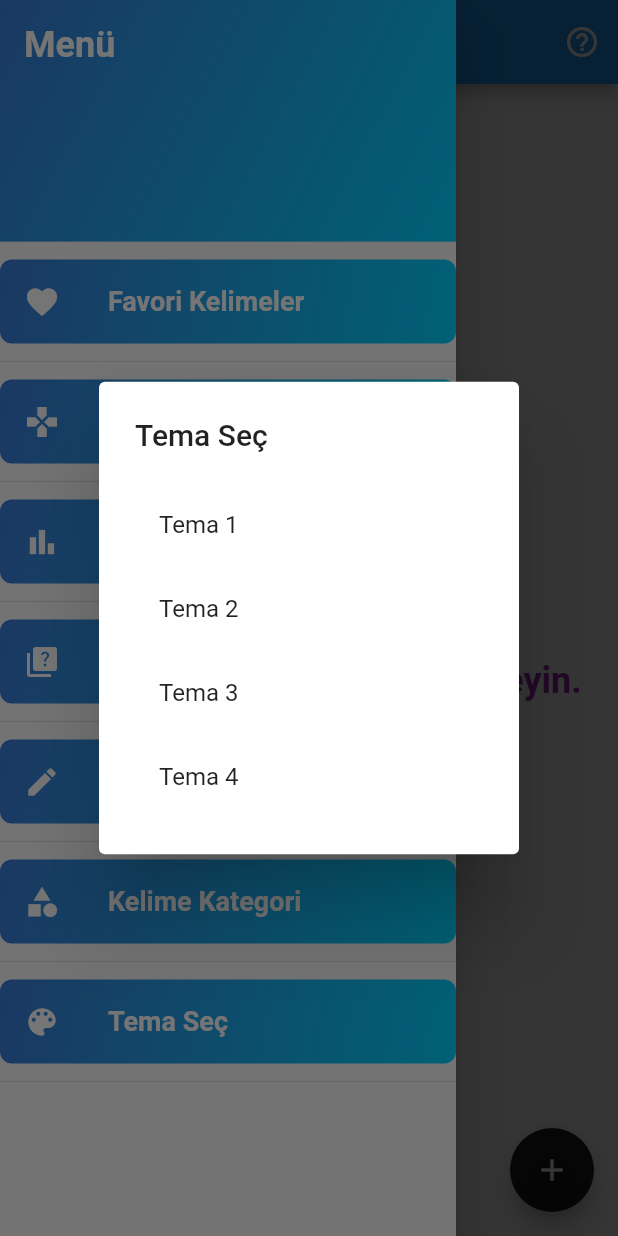
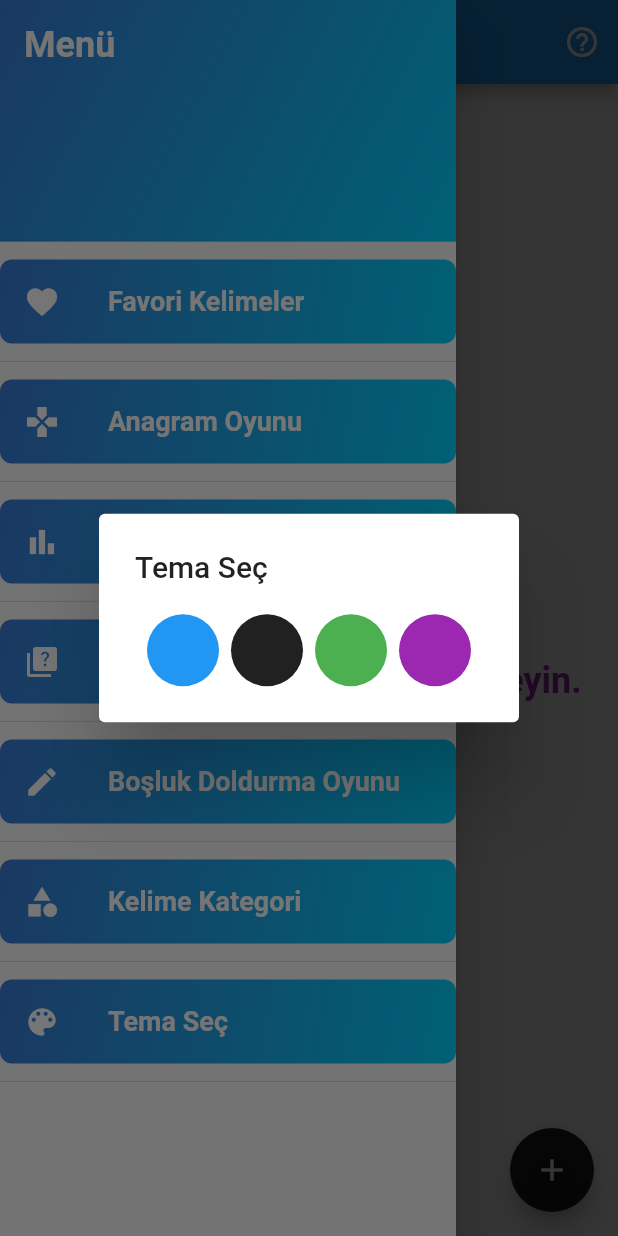
Before and after one commit to aysenursen/Word-Box, a Flutter app: the screen it shows after launch, in the side drawer, after a tap on "Tema Seç", on a phone screen of 412 x 824 dp. Run offline on Flutter 3.47's test engine with Material 2 defaults, Android fonts, the phone set to English and light mode, and no system bars; our stand-ins replace fl_chart, shared_preferences.

Commit message:
theme view
new theme view

```diff
--- a/my_words/lib/screens/home_screen.dart
+++ b/my_words/lib/screens/home_screen.dart
@@ -120,15 +120,30 @@ class _HomeScreenState extends State<HomeScreen> {
         content: SingleChildScrollView(
           child: Column(
             children: [
+              Wrap(
+                alignment: WrapAlignment.center,
+                spacing: 8.0,
+                runSpacing: 8.0,
+                children: [
                   for (int themeIndex = 0;
                       themeIndex < themeModel.availableThemes.length;
                       themeIndex++)
-                ListTile(
-                  title: Text('Tema ${themeIndex + 1}'),
+                    InkWell(
                       onTap: () {
                         themeModel.changeTheme(themeIndex);
                         Navigator.of(context).pop();
                       },
+                      child: Container(
+                        width: 48,
+                        height: 48,
+                        decoration: BoxDecoration(
+                          borderRadius: BorderRadius.circular(24),
+                          color: themeModel.availableThemes[themeIndex]
+                              .primaryColor,
+                        ),
+                      ),
+                    ),
+                ],
               ),
             ],
           ),
@@ -137,6 +152,7 @@ class _HomeScreenState extends State<HomeScreen> {
     },
   );
 }
+
 
 
   Widget _buildDrawerItem(
```
Lines whose indentation alone changed are shown as unchanged.
